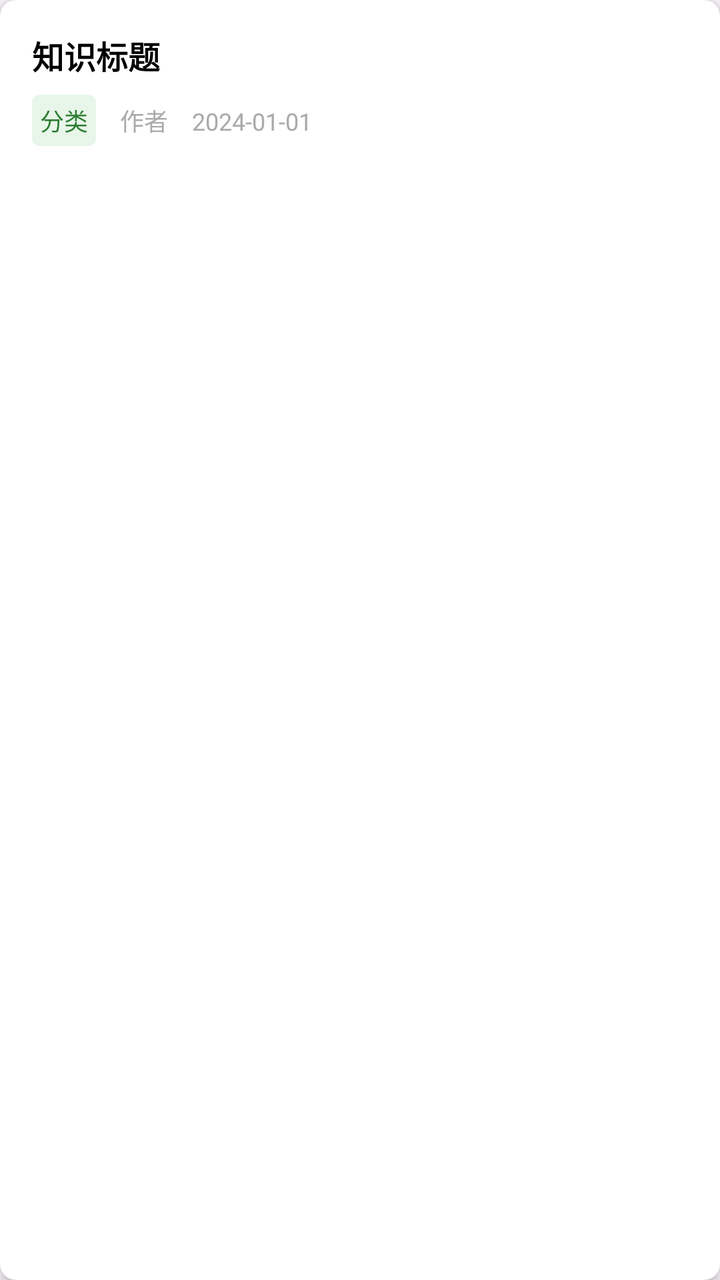
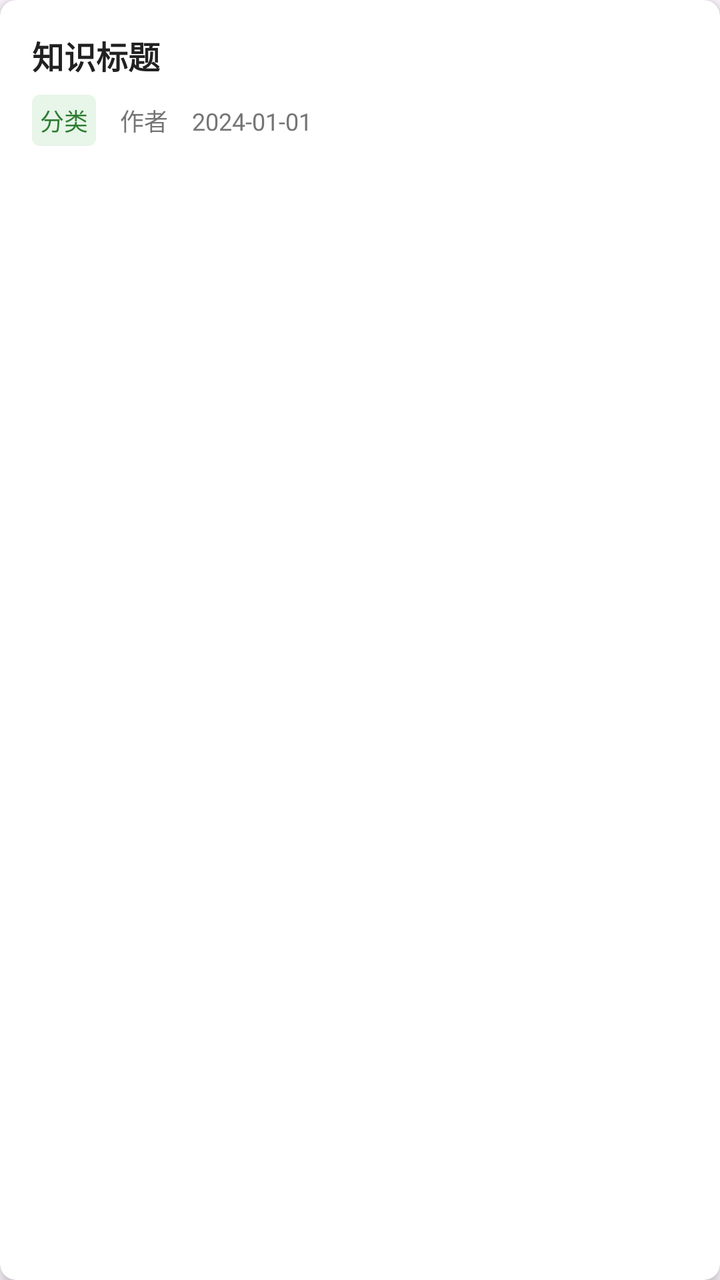

An Android layout rendered at two revisions. The XML below is the earlier revision; the diff shows what the commit changed to produce the second picture.
<!-- AndroidManifest.xml: application theme Theme.Dongmedicine -->
<!-- res/layout/item_knowledge.xml -->
<?xml version="1.0" encoding="utf-8"?>

<androidx.cardview.widget.CardView xmlns:android="http://schemas.android.com/apk/res/android"
    xmlns:app="http://schemas.android.com/apk/res-auto"
    android:layout_width="match_parent"
    android:layout_height="wrap_content"
    android:layout_margin="8dp"
    app:cardCornerRadius="8dp"
    app:cardElevation="4dp">

    <LinearLayout
        android:layout_width="match_parent"
        android:layout_height="wrap_content"
        android:orientation="vertical"
        android:padding="16dp">

        <TextView
            android:id="@+id/knowledge_title"
            android:layout_width="wrap_content"
            android:layout_height="wrap_content"
            android:text="知识标题"
            android:textColor="@android:color/black"
            android:textSize="16sp"
            android:textStyle="bold" />

        <LinearLayout
            android:layout_width="match_parent"
            android:layout_height="wrap_content"
            android:layout_marginTop="8dp"
            android:orientation="horizontal">

            <TextView
                android:id="@+id/knowledge_category"
                android:layout_width="wrap_content"
                android:layout_height="wrap_content"
                android:background="@drawable/category_tag_bg"
                android:padding="4dp"
                android:text="分类"
                android:textColor="@color/primary"
                android:textSize="12sp" />

            <TextView
                android:id="@+id/knowledge_author"
                android:layout_width="wrap_content"
                android:layout_height="wrap_content"
                android:layout_marginStart="12dp"
                android:text="作者"
                android:textColor="@android:color/darker_gray"
                android:textSize="12sp" />

            <TextView
                android:id="@+id/knowledge_date"
                android:layout_width="wrap_content"
                android:layout_height="wrap_content"
                android:layout_marginStart="12dp"
                android:text="2024-01-01"
                android:textColor="@android:color/darker_gray"
                android:textSize="12sp" />

        </LinearLayout>

    </LinearLayout>

</androidx.cardview.widget.CardView>
<!-- resources referenced by this layout -->
<resources>
  <color name="primary">#2E7D32</color>
  <!-- drawable category_tag_bg (drawable) -->
  <?xml version="1.0" encoding="utf-8"?>
  
  <shape xmlns:android="http://schemas.android.com/apk/res/android"
      android:shape="rectangle">
      <solid android:color="#E8F5E9" />
      <corners android:radius="4dp" />
  </shape>
  <style name="Theme.Dongmedicine" parent="Base.Theme.Dongmedicine" />
  <style name="Base.Theme.Dongmedicine" parent="Theme.Material3.DayNight.NoActionBar">
          <item name="colorPrimary">@color/primary</item>
          <item name="colorPrimaryDark">@color/primary_dark</item>
          <item name="colorAccent">@color/accent</item>
          <item name="android:statusBarColor">@color/primary_dark</item>
          <item name="android:navigationBarColor">@color/primary_dark</item>
      </style>
  <color name="primary_dark">#1B5E20</color>
  <color name="accent">#FF6F00</color>
</resources>

<!-- the commit's change to res/layout/item_knowledge.xml (unified diff, before → after) -->
@@ -19,7 +19,7 @@
             android:layout_width="wrap_content"
             android:layout_height="wrap_content"
             android:text="知识标题"
-            android:textColor="@android:color/black"
+            android:textColor="@color/text_primary"
             android:textSize="16sp"
             android:textStyle="bold" />
 
@@ -45,7 +45,7 @@
                 android:layout_height="wrap_content"
                 android:layout_marginStart="12dp"
                 android:text="作者"
-                android:textColor="@android:color/darker_gray"
+                android:textColor="@color/text_secondary"
                 android:textSize="12sp" />
 
             <TextView
@@ -54,7 +54,7 @@
                 android:layout_height="wrap_content"
                 android:layout_marginStart="12dp"
                 android:text="2024-01-01"
-                android:textColor="@android:color/darker_gray"
+                android:textColor="@color/text_secondary"
                 android:textSize="12sp" />
 
         </LinearLayout>
<!-- resource entries referenced after the edit -->
@@ -1,15 +1,18 @@
 <!-- resources referenced by this layout -->
 <resources>
   <color name="primary">#2E7D32</color>
+  <color name="text_primary">#212121</color>
+  <color name="text_secondary">#757575</color>
   <!-- drawable category_tag_bg (drawable) -->
   <?xml version="1.0" encoding="utf-8"?>
   
   <shape xmlns:android="http://schemas.android.com/apk/res/android"
       android:shape="rectangle">
-      <solid android:color="#E8F5E9" />
+      <solid android:color="@color/category_tag_bg" />
       <corners android:radius="4dp" />
   </shape>
   <style name="Theme.Dongmedicine" parent="Base.Theme.Dongmedicine" />
+  <color name="category_tag_bg">#E8F5E9</color>
   <style name="Base.Theme.Dongmedicine" parent="Theme.Material3.DayNight.NoActionBar">
           <item name="colorPrimary">@color/primary</item>
           <item name="colorPrimaryDark">@color/primary_dark</item>
